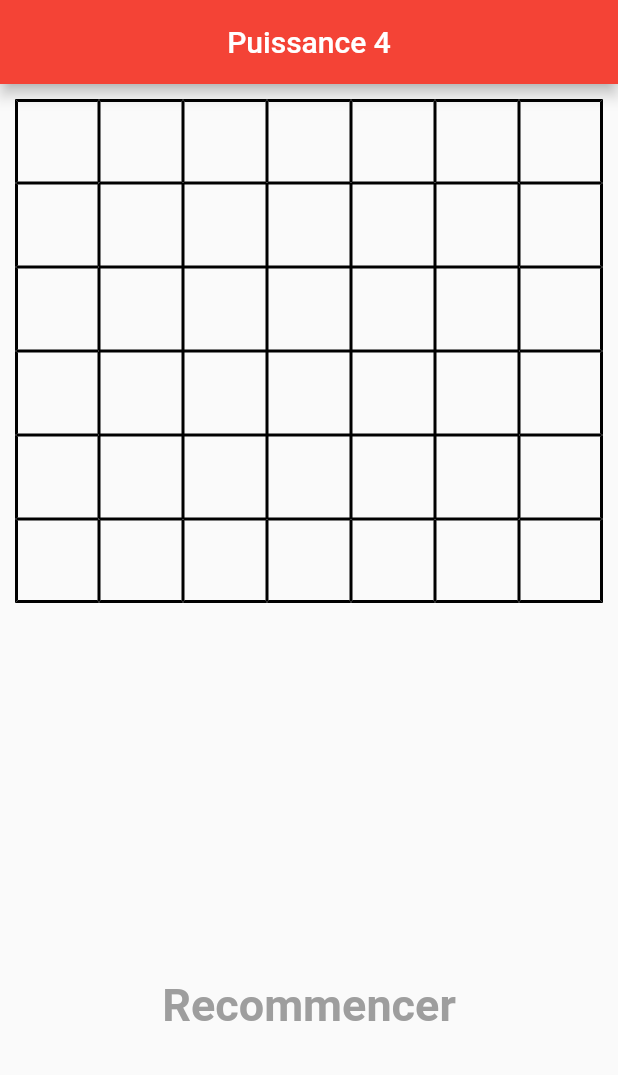
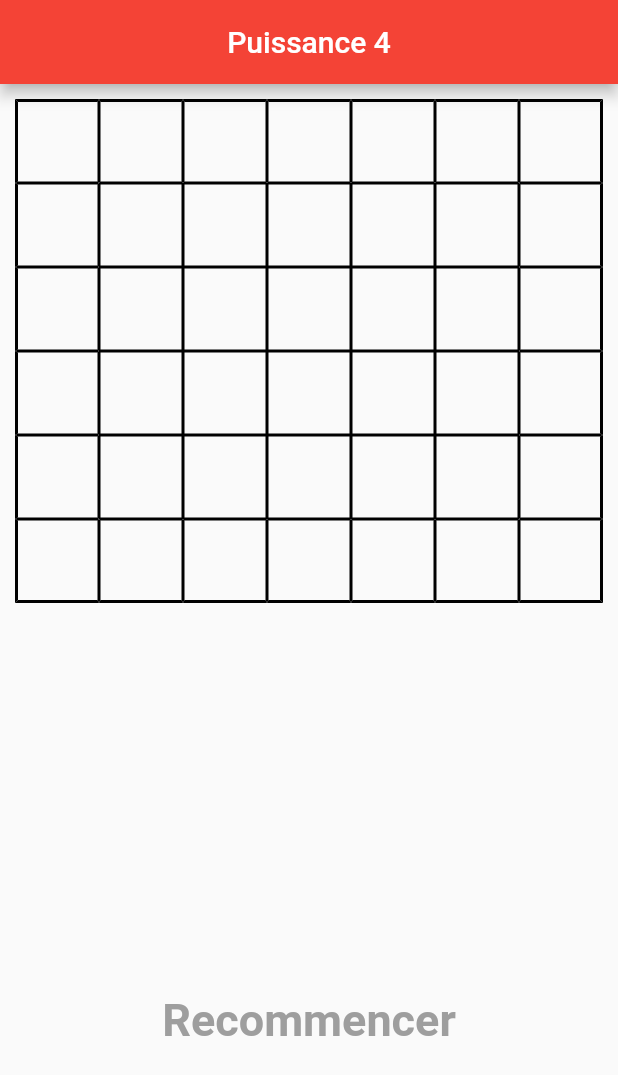
Before and after one commit to Nyx-RfB/FlutterLearn, a Flutter app: the screen it shows after launch, on a phone screen of 412 x 824 dp. Shown: the top 1075 px of the screen. Run offline on Flutter 3.47's test engine with Material 2 defaults, Android fonts, the phone set to English and light mode, and no system bars.

Commit message:
adaptations pour plus petites résolutions

```diff
--- a/lib/game_controller.dart
+++ b/lib/game_controller.dart
@@ -25,7 +25,7 @@ class _GameControllerState extends State<GameController>
       mainAxisSize: MainAxisSize.max,
       children: <Widget>[
         Expanded(
-          flex: 3,
+          flex: 5,
           child: Padding(
             padding: EdgeInsets.all(10),
             child: GameGrid(
@@ -47,7 +47,7 @@ class _GameControllerState extends State<GameController>
           ),
         ),
         Expanded(
-          flex: 2,
+          flex: 3,
           child: Column(
             mainAxisAlignment: MainAxisAlignment.center,
             children: <Widget>[
--- a/lib/game_grid.dart
+++ b/lib/game_grid.dart
@@ -36,6 +36,7 @@ class GameGrid extends StatelessWidget {
         width: 50,
         child: MaterialButton(
             onPressed: () => playGame(i),
+            padding: EdgeInsets.all(0),
             child: Container(
               //TODO animate here
               transform: Matrix4.translationValues(0, 0, 0),
```
